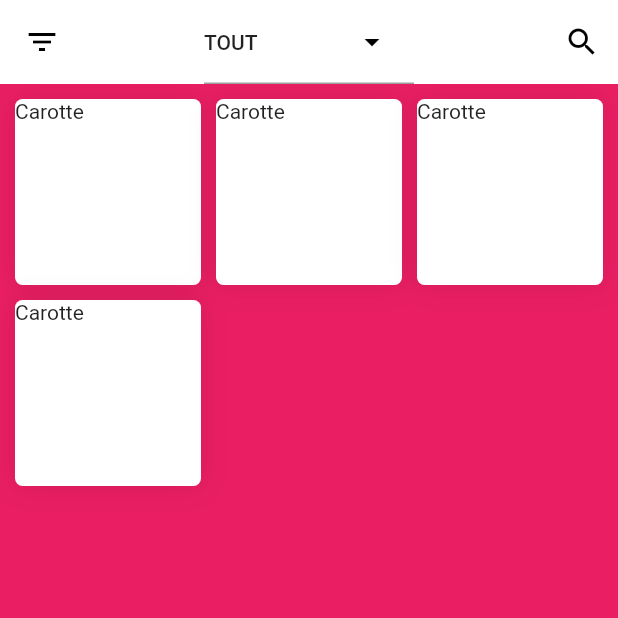
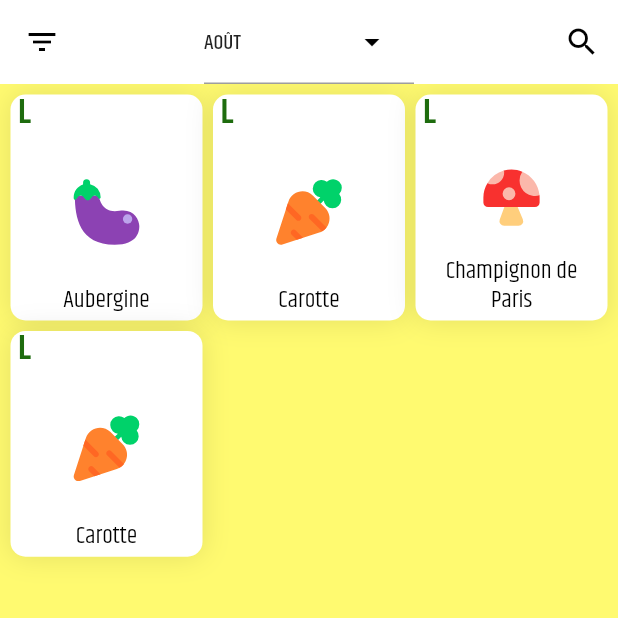
Before and after one commit to TheoBlandin/manger_de_saison, a Flutter app: the screen it shows after launch, on a phone screen of 412 x 824 dp, the top half of it. Run offline on Flutter 3.47's test engine with Material 2 defaults, Android fonts, the phone set to English and light mode, and no system bars; our stand-ins replace flutter_svg, google_fonts.

Commit message:
design of gridview elements

```diff
--- a/lib/food_card.dart
+++ b/lib/food_card.dart
@@ -1,26 +1,61 @@
 import 'package:flutter/material.dart';
+import 'package:flutter_svg/svg.dart';
+import 'main.dart';
 
 import 'food.dart';
 
 class FoodCard extends StatelessWidget {
   final Food food;
 
-  const FoodCard({required this.food});
+  const FoodCard({super.key, required this.food});
 
   @override
   Widget build(BuildContext context) {
     return Container(
         decoration: BoxDecoration(
           color: Colors.white,
-        boxShadow: [ BoxShadow(
+          boxShadow: [
+            BoxShadow(
               color: Colors.black.withOpacity(0.1),
               blurRadius: 15,
               spreadRadius: 0,
               offset: const Offset(0, 0),
-        ) ],
-        borderRadius: BorderRadius.circular(5),
+            )
+          ],
+          borderRadius: BorderRadius.circular(10),
         ),
-      child: Text(food.nameGetter),
-    );
+        child: Padding(
+          padding: const EdgeInsets.only(top: 0, bottom: 3, right: 5, left: 5),
+          child: Column(
+            mainAxisSize: MainAxisSize.max,
+            mainAxisAlignment: MainAxisAlignment.spaceBetween,
+            children: [
+            Row(
+              children: [
+                Text(food.typeGetter == 0 ? 'L' : 'F',
+                    style: TextStyle(
+                      color: food.typeGetter == 0 ? vegetable : fruit,
+                      fontSize: 23,
+                      fontWeight: FontWeight.w600,
+                      height: 1.2,
+                    ))
+              ],
+            ),
+            SvgPicture.asset(
+              food.imageGetter,
+              height: 50,
+              width: 50,
+            ),
+            Text(food.nameGetter,
+                style: const TextStyle(
+                    color: Colors.black,
+                    fontSize: 16,
+                    fontWeight: FontWeight.w400,
+                    height: 1.2
+                ),
+                textAlign: TextAlign.center,
+            )
+          ]),
+        ));
   }
 }
--- a/lib/main.dart
+++ b/lib/main.dart
@@ -1,5 +1,6 @@
 import 'package:flutter/material.dart';
 import 'package:flutter/services.dart';
+import 'package:google_fonts/google_fonts.dart';
 import 'package:manger_de_saison/food_card.dart';
 
 import 'food.dart';
@@ -25,9 +26,9 @@ const MaterialColor spring = MaterialColor(
   },
 );
 const MaterialColor summer = MaterialColor(
-  0xFFFFF81F,
+  0xFFFFFA70,
   <int, Color>{
-    100: Color(0xFFFFF81F),
+    100: Color(0xFFFFFA70),
   },
 );
 const MaterialColor autumn = MaterialColor(
@@ -81,22 +82,30 @@ class MainApp extends StatefulWidget {
 }
 
 class _MainAppState extends State<MainApp> {
+  int? monthSelected;
+
+  @override
+  void initState() {
+    super.initState();
+    monthSelected = DateTime.now().month - 1;
+  }
+
   @override
   Widget build(BuildContext context) {
     final months = <String>[
-      'Janvier',
-      'Février',
-      'Mars',
-      'Avril',
-      'Mai',
-      'Juin',
-      'Juillet',
-      'Août',
-      'Septembre',
-      'Octobre',
-      'Novembre',
-      'Décembre',
-      'Tout'
+      'JANVIER',
+      'FÉVRIER',
+      'MARS',
+      'AVRIL',
+      'MAI',
+      'JUIN',
+      'JUILLET',
+      'AOÛT',
+      'SEPTEMBRE',
+      'OCTOBRE',
+      'NOVEMBRE',
+      'DÉCEMBRE',
+      'TOUT'
     ];
 
     final List<DropdownMenuEntry<String>> monthEntries =
@@ -104,14 +113,21 @@ class _MainAppState extends State<MainApp> {
     for (final String month in months) {
       monthEntries.add(
         DropdownMenuEntry<String>(
-            value: month.toUpperCase(), label: month.toUpperCase()),
+            value: months.indexOf(month).toString(), label: month),
       );
     }
 
     return MaterialApp(
       debugShowCheckedModeBanner: false,
+      theme: ThemeData(fontFamily: 'Khand'),
       home: Scaffold(
-        backgroundColor: Colors.pink,
+        backgroundColor: monthSelected! < 2 || monthSelected! > 10
+            ? winter
+            : monthSelected! < 5
+                ? spring
+                : monthSelected! < 8
+                    ? summer
+                    : autumn,
         appBar: AppBar(
             centerTitle: true,
             backgroundColor: Colors.white,
@@ -123,7 +139,7 @@ class _MainAppState extends State<MainApp> {
             ),
             title: DropdownMenu(
               dropdownMenuEntries: monthEntries,
-              initialSelection: "TOUT",
+              initialSelection: monthSelected.toString(),
               enableSearch: false,
               trailingIcon: const Icon(
                 Icons.arrow_drop_down,
@@ -135,6 +151,13 @@ class _MainAppState extends State<MainApp> {
                   color: Colors.transparent,
                 ),
               ),
+              onSelected: (value) {
+                debugPrint(value);
+                setState(() {
+                  monthSelected = int.parse(value!);
+                  debugPrint(monthSelected.toString());
+                });
+              }
             ),
             actions: [
               IconButton(
@@ -145,16 +168,17 @@ class _MainAppState extends State<MainApp> {
             ]),
         body: GridView.count(
             crossAxisCount: 3,
-            crossAxisSpacing: 10,
-            mainAxisSpacing: 10,
-            padding: const EdgeInsets.all(10),
+            crossAxisSpacing: 7,
+            mainAxisSpacing: 7,
+            childAspectRatio: 0.85,
+            padding: const EdgeInsets.all(7),
             children: <Widget>[
               FoodCard(
                 food: Food(
-                  name: 'Carotte',
+                  name: 'Aubergine',
                   type: 0,
                   months: ['Janvier', 'Février', 'Mars'],
-                  image: 'assets/images/carrot.svg'
+                  image: 'assets/pics/eggplant.svg'
                 )
               ),
               FoodCard(
@@ -162,7 +186,15 @@ class _MainAppState extends State<MainApp> {
                   name: 'Carotte',
                   type: 0,
                   months: ['Janvier', 'Février', 'Mars'],
-                  image: 'assets/images/carrot.svg'
+                  image: 'assets/pics/carrot.svg'
+                )
+              ),
+              FoodCard(
+                food: Food(
+                  name: 'Champignon de Paris',
+                  type: 0,
+                  months: ['Janvier', 'Février', 'Mars'],
+                  image: 'assets/pics/mushroom.svg'
                 )
               ),
               FoodCard(
@@ -170,15 +202,7 @@ class _MainAppState extends State<MainApp> {
                   name: 'Carotte',
                   type: 0,
                   months: ['Janvier', 'Février', 'Mars'],
-                  image: 'assets/images/carrot.svg'
-                )
-              ),
-              FoodCard(
-                food: Food(
-                  name: 'Carotte',
-                  type: 0,
-                  months: ['Janvier', 'Février', 'Mars'],
-                  image: 'assets/images/carrot.svg'
+                  image: 'assets/pics/carrot.svg'
                 )
               ),
             ]),
```
Also changed, not shown: pubspec.yaml (+17 -0 lines), assets/font/Khand-Bold.ttf (added), assets/font/Khand-Light.ttf (added), assets/font/Khand-Medium.ttf (added), assets/font/Khand-Regular.ttf (added), assets/font/Khand-SemiBold.ttf (added), pubspec.lock, 1 other file. Lines whose indentation alone changed are shown as unchanged.
